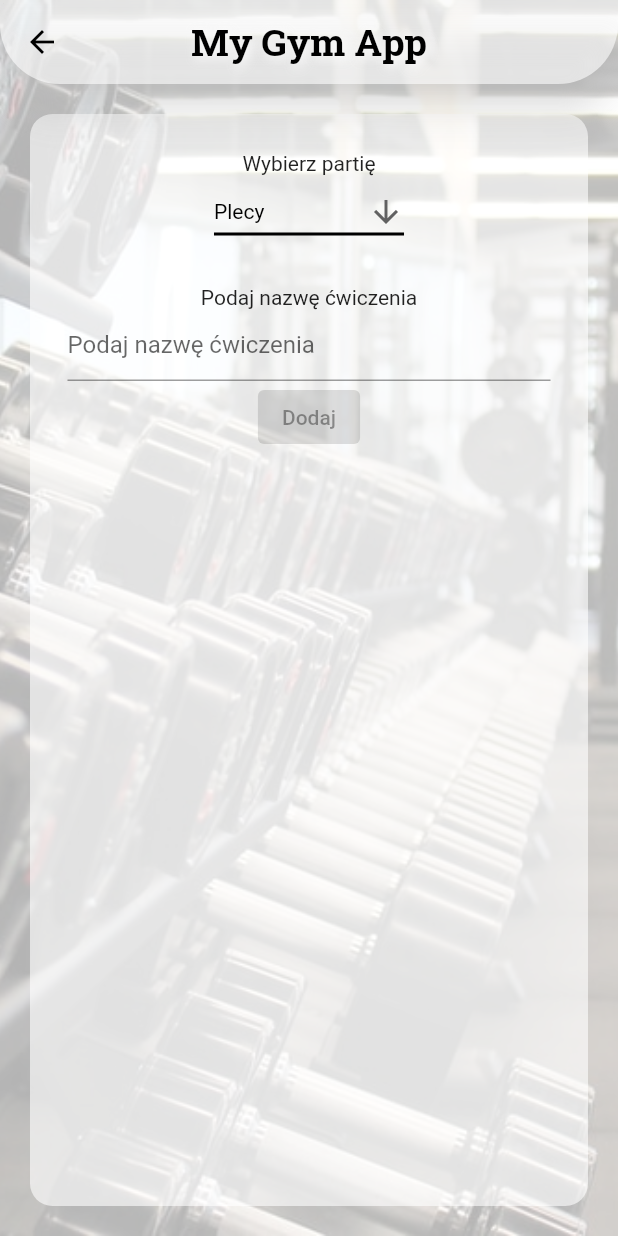
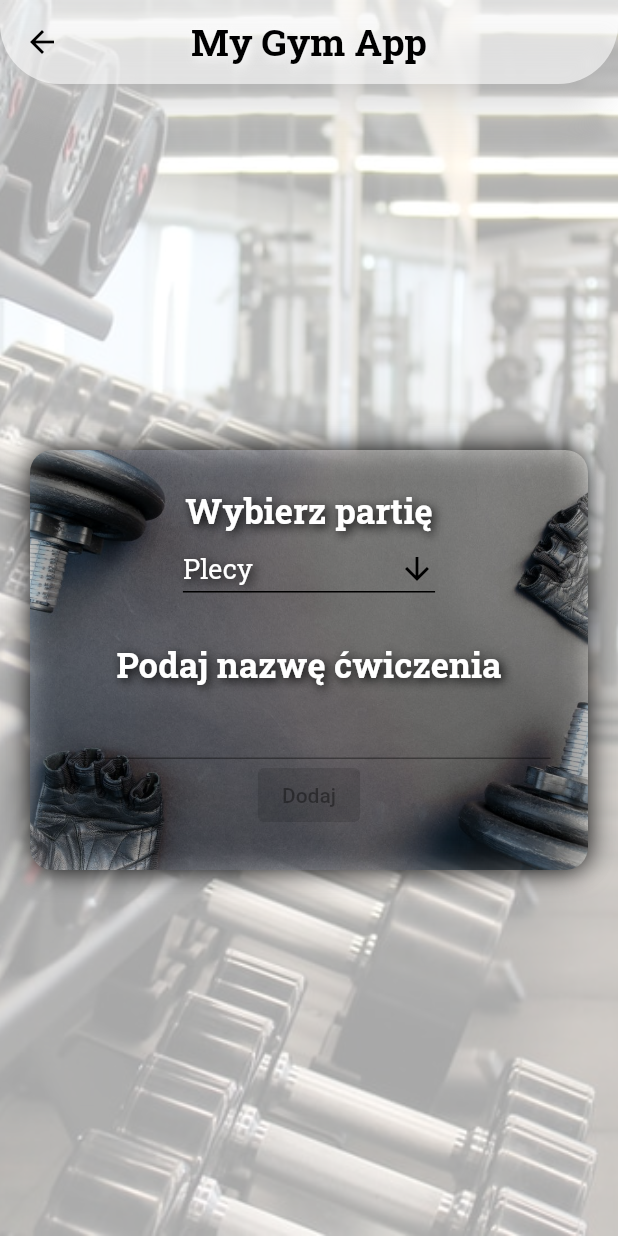
Before and after one commit to sebastiangirsza/my_gym_app, a Flutter app: the AddExercisesPageContent screen opened directly, on a phone screen of 412 x 824 dp. Run offline on Flutter 3.47's test engine with Material 2 defaults, Android fonts, the phone set to English and light mode, and no system bars; our stand-ins replace cloud_firestore, firebase_auth, firebase_core, google_fonts; accounts and stored records are empty.

Commit message:
Edit AddExercisesPageContent

```diff
--- a/lib/app/home/plans/add_exercises_page_content.dart
+++ b/lib/app/home/plans/add_exercises_page_content.dart
@@ -21,7 +21,7 @@ class _AddExercisesPageContentState extends State<AddExercisesPageContent> {
     return Container(
       decoration: const BoxDecoration(
         image: DecorationImage(
-          opacity: 0.3,
+          opacity: 0.35,
           image: AssetImage(
             'images/login_page_wallpaper.jpg',
           ),
@@ -53,27 +53,63 @@ class _AddExercisesPageContentState extends State<AddExercisesPageContent> {
               ],
               fontSize: 25,
               fontWeight: FontWeight.bold,
-              color: Color.fromARGB(255, 0, 0, 0),
+              color: const Color.fromARGB(255, 0, 0, 0),
             ),
           ),
         ),
-        body: Padding(
+        body: Center(
+          child: Padding(
             padding: const EdgeInsets.all(20.0),
             child: Container(
+              height: 280,
               decoration: BoxDecoration(
+                boxShadow: const <BoxShadow>[
+                  BoxShadow(
+                    color: Color.fromARGB(255, 0, 0, 0),
+                    blurRadius: 15,
+                  ),
+                ],
                 borderRadius: BorderRadius.circular(15),
-                color: Colors.white.withOpacity(0.6)),
-            child: Column(
+                image: const DecorationImage(
+                  opacity: 0.6,
+                  image: AssetImage(
+                    'images/addexercises.jpg',
+                  ),
+                  fit: BoxFit.cover,
+                ),
+              ),
+              child: ListView(
+                children: [
+                  Column(
                     children: [
                       const SizedBox(height: 25),
-                const Text('Wybierz partię'),
+                      Text(
+                        'Wybierz partię',
+                        style: GoogleFonts.robotoSlab(
+                          shadows: const <Shadow>[
+                            Shadow(
+                              offset: Offset(2, 2),
+                              blurRadius: 8.0,
+                              color: Colors.black,
+                            ),
+                          ],
+                          fontSize: 23,
+                          fontWeight: FontWeight.bold,
+                          color: Color.fromARGB(255, 255, 255, 255),
+                        ),
+                      ),
                       DropdownButton<String>(
                         value: partName,
-                  icon: const Icon(Icons.arrow_downward),
-                  elevation: 16,
+                        icon: const Icon(
+                          Icons.arrow_downward,
+                          color: Colors.black,
+                        ),
+                        elevation: 0,
+                        dropdownColor: Colors.white.withOpacity(0.9),
+                        borderRadius: BorderRadius.circular(15),
                         style: const TextStyle(color: Colors.black),
                         underline: Container(
-                    height: 2,
+                          height: 1,
                           color: Colors.black,
                         ),
                         onChanged: (String? newPart) {
@@ -92,17 +128,56 @@ class _AddExercisesPageContentState extends State<AddExercisesPageContent> {
                         ].map<DropdownMenuItem<String>>((String partName) {
                           return DropdownMenuItem<String>(
                             value: partName,
-                      child: Text(partName),
+                            child: Center(
+                                child: Text(
+                              partName,
+                              style: GoogleFonts.robotoSlab(
+                                shadows: const <Shadow>[
+                                  Shadow(
+                                    offset: Offset(2, 2),
+                                    blurRadius: 8.0,
+                                    color: Colors.black,
+                                  ),
+                                ],
+                                fontSize: 18,
+                                color: Color.fromARGB(255, 255, 255, 255),
+                              ),
+                            )),
                           );
                         }).toList(),
                       ),
                       const SizedBox(height: 25),
-                const Text('Podaj nazwę ćwiczenia'),
+                      Text(
+                        'Podaj nazwę ćwiczenia',
+                        style: GoogleFonts.robotoSlab(
+                          shadows: const <Shadow>[
+                            Shadow(
+                              offset: Offset(2, 2),
+                              blurRadius: 8.0,
+                              color: Colors.black,
+                            ),
+                          ],
+                          fontSize: 23,
+                          fontWeight: FontWeight.bold,
+                          color: Color.fromARGB(255, 255, 255, 255),
+                        ),
+                      ),
                       Padding(
                         padding: const EdgeInsets.only(left: 25.0, right: 25),
                         child: TextField(
+                          style: GoogleFonts.robotoSlab(
+                            shadows: const <Shadow>[
+                              Shadow(
+                                offset: Offset(2, 2),
+                                blurRadius: 8.0,
+                                color: Colors.black,
+                              ),
+                            ],
+                            fontSize: 18,
+                            color: Color.fromARGB(255, 255, 255, 255),
+                          ),
                           decoration: const InputDecoration(
-                      hintText: 'Podaj nazwę ćwiczenia',
+                            hintText: '',
                           ),
                           onChanged: (newExercises) {
                             setState(() {
@@ -115,7 +190,9 @@ class _AddExercisesPageContentState extends State<AddExercisesPageContent> {
                         onPressed: partName.isEmpty || exercisesName.isEmpty
                             ? null
                             : () {
-                          FirebaseFirestore.instance.collection('gym').add({
+                                FirebaseFirestore.instance
+                                    .collection('gym')
+                                    .add({
                                   'body_part': partName,
                                   'exercises': exercisesName,
                                 });
@@ -125,6 +202,9 @@ class _AddExercisesPageContentState extends State<AddExercisesPageContent> {
                       ),
                     ],
                   ),
+                ],
+              ),
+            ),
           ),
         ),
       ),
```
Also changed, not shown: images/addexercises.jpg (added). Lines whose indentation alone changed are shown as unchanged.
